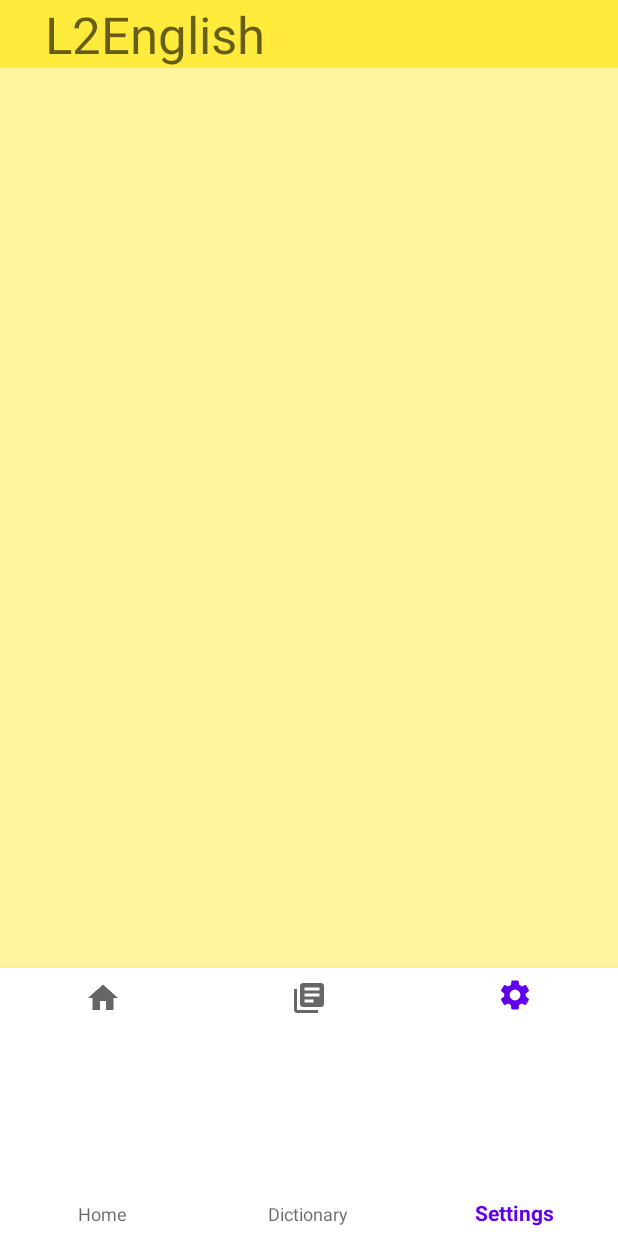
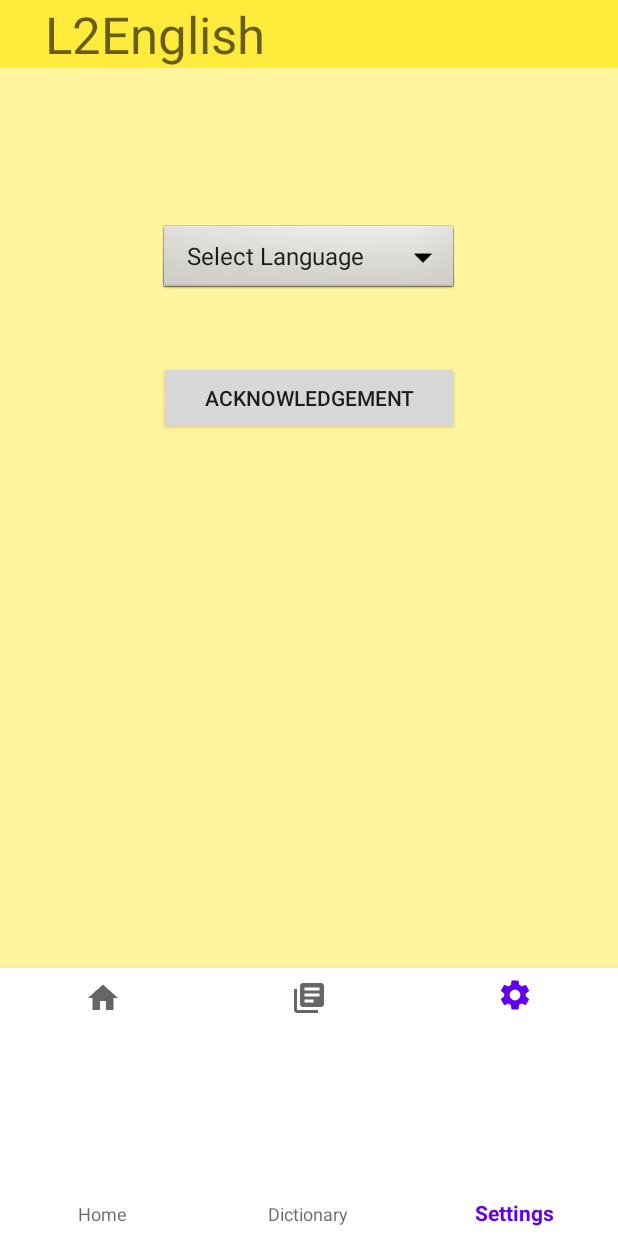
Before and after one commit to MaryJ0yc3/infs3634-group77, an Android app: the screen it shows after launch (MainActivity), item 3 of the bottom bar chosen, on a phone screen of 412 x 824 dp. Run offline under Robolectric (Android 15) with nearby library versions, the phone set to English and light mode, and no system bars.

Commit message:
fixed settings

```diff
--- a/app/src/main/java/com/example/infs3634_group77/Settings/SettingsFragment.java
+++ b/app/src/main/java/com/example/infs3634_group77/Settings/SettingsFragment.java
@@ -52,9 +52,9 @@ public class SettingsFragment extends Fragment {
         String [] values =
                 {"Select Language","English","Japanese","Spanish"};
         Spinner spinner = v.findViewById(R.id.languages);
-        ArrayAdapter<String> adapter = new ArrayAdapter<>(this.requireActivity(), android.R.layout.simple_spinner_item, values);
-        adapter.setDropDownViewResource(android.R.layout.simple_dropdown_item_1line);
-        spinner.setAdapter(adapter);
+        ArrayAdapter<CharSequence> mSortAdapter = new ArrayAdapter<CharSequence>(getActivity(), android.R.layout.simple_spinner_item, values);
+        mSortAdapter.setDropDownViewResource(android.R.layout.simple_spinner_dropdown_item);
+        spinner.setAdapter(mSortAdapter);
 
         return v;
     }
--- a/app/src/main/res/layout/fragment_settings.xml
+++ b/app/src/main/res/layout/fragment_settings.xml
@@ -12,25 +12,21 @@
     <Button
         android:id="@+id/aboutbtn"
         android:layout_width="200dp"
-        android:layout_height="0dp"
-        android:layout_marginBottom="369dp"
+        android:layout_height="49dp"
+        android:layout_marginStart="106dp"
+        android:layout_marginBottom="355dp"
         android:text="@string/acknowledgement"
         app:layout_constraintBottom_toBottomOf="parent"
-        app:layout_constraintEnd_toEndOf="parent"
-        app:layout_constraintStart_toStartOf="parent"
-        app:layout_constraintTop_toBottomOf="@+id/languages" />
+        app:layout_constraintStart_toStartOf="parent" />
 
     <Spinner
         android:id="@+id/languages"
         android:layout_width="200dp"
-        android:layout_height="0dp"
-        android:layout_marginTop="235dp"
-        android:layout_marginBottom="29dp"
+        android:layout_height="49dp"
+        android:layout_marginBottom="43dp"
         android:background="@android:drawable/btn_dropdown"
         android:spinnerMode="dropdown"
         app:layout_constraintBottom_toTopOf="@+id/aboutbtn"
-        app:layout_constraintEnd_toEndOf="parent"
-        app:layout_constraintStart_toStartOf="parent"
-        app:layout_constraintTop_toTopOf="parent" />
+        app:layout_constraintEnd_toEndOf="@+id/aboutbtn" />
 
 </androidx.constraintlayout.widget.ConstraintLayout>
```
